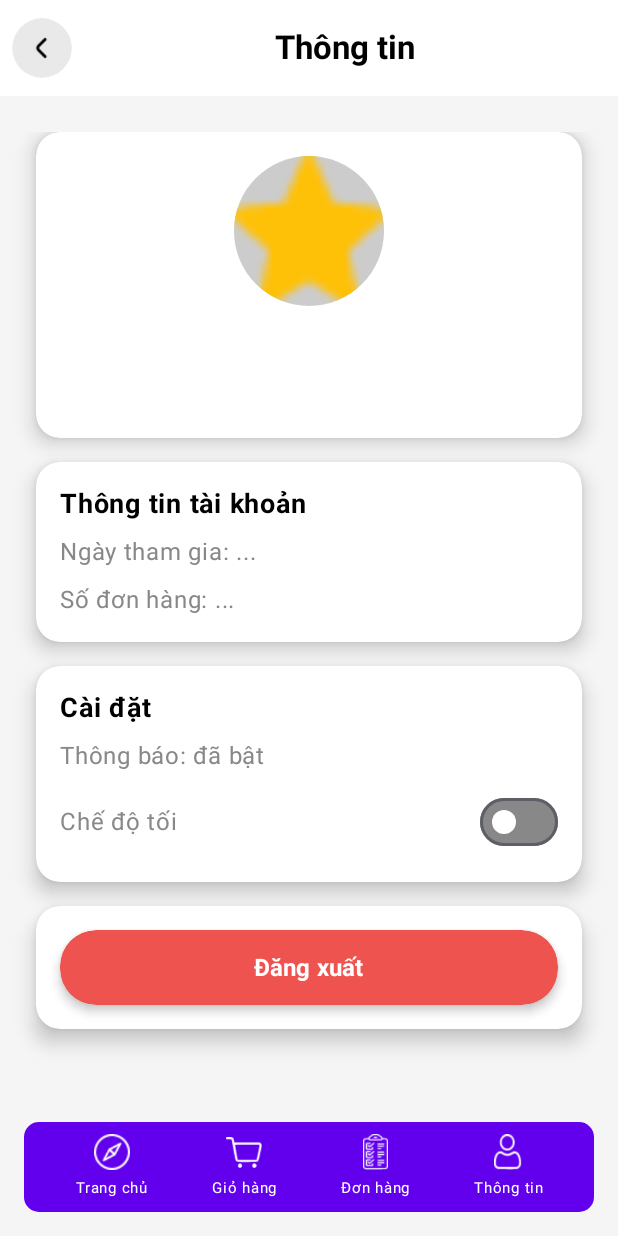
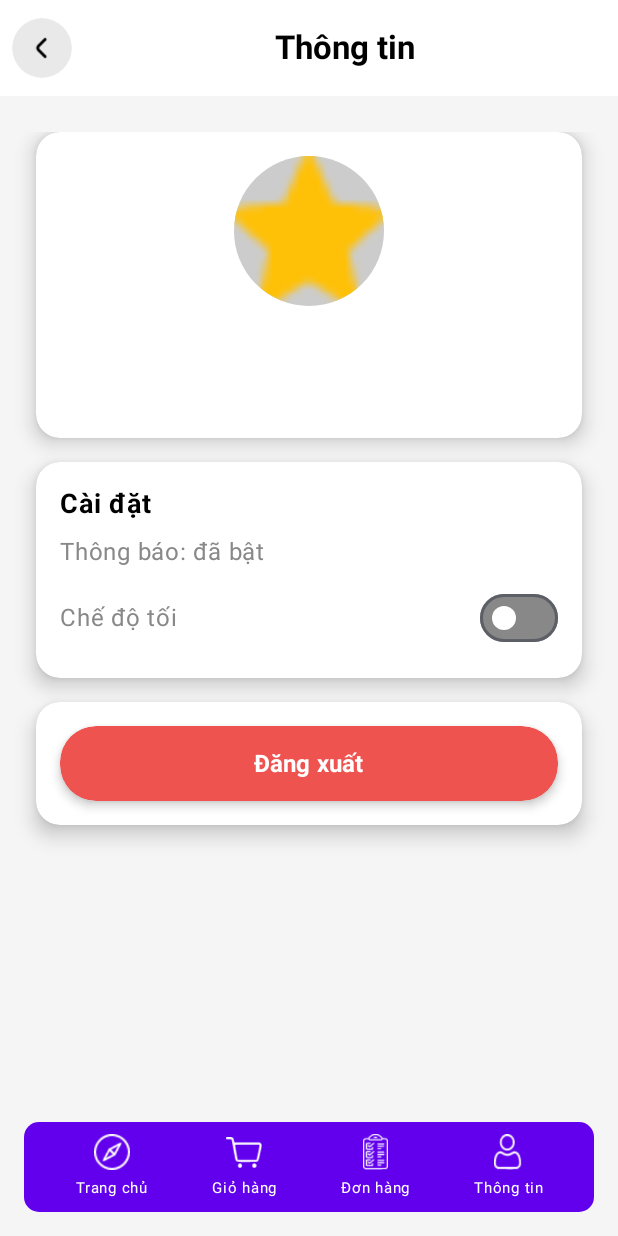
Before and after one commit to NgoCongTuyen/APPBANLAPTOP, an Android app built with Jetpack Compose: the ProfileActivity screen opened directly, with no data from a screen before it, on a phone screen of 412 x 824 dp. Run offline under Robolectric (Android 15) with nearby library versions, the phone set to English and light mode, and no system bars; our stand-ins replace Firebase (no records; nobody signed in at launch, a user with empty details on screens opened directly); pictures from the network do not load.

Commit message:
bỏ chức năng thừa

```diff
--- a/app/src/main/java/com/example/appbanlaptop/Activity/ProfileActivity.kt
+++ b/app/src/main/java/com/example/appbanlaptop/Activity/ProfileActivity.kt
@@ -238,52 +238,52 @@ fun ProfileScreen(
             }
 
             // Card 2: Thông tin bổ sung (ngày tham gia, số đơn hàng)
-            item {
-                Card(
-                    modifier = Modifier
-                        .fillMaxWidth()
-                        .wrapContentHeight()
-                        .shadow(8.dp, shape = RoundedCornerShape(16.dp)),
-                    shape = RoundedCornerShape(16.dp),
-                    colors = CardDefaults.cardColors(
-                        containerColor = if (isDarkMode) Color(0xFF1E1E1E) else Color.White
-                    )
-                ) {
-                    Column(
-                        modifier = Modifier
-                            .fillMaxWidth()
-                            .padding(16.dp),
-                        horizontalAlignment = Alignment.Start
-                    ) {
-                        Text(
-                            text = "Thông tin tài khoản",
-                            fontSize = 18.sp,
-                            fontWeight = FontWeight.Bold,
-                            color = if (isDarkMode) Color.White else Color.Black
-                        )
-                        Spacer(modifier = Modifier.height(8.dp))
-
-                        createdAt.value?.let { timestamp ->
-                            Text(
-                                text = "Ngày tham gia: ${SimpleDateFormat("dd/MM/yyyy").format(Date(timestamp))}",
-                                fontSize = 16.sp,
-                                color = if (isDarkMode) Color.LightGray else Color.Gray
-                            )
-                        } ?: Text(
-                            text = "Ngày tham gia: ...",
-                            fontSize = 16.sp,
-                            color = if (isDarkMode) Color.LightGray else Color.Gray
-                        )
-                        Spacer(modifier = Modifier.height(8.dp))
-
-                        Text(
-                            text = "Số đơn hàng: ...",
-                            fontSize = 16.sp,
-                            color = if (isDarkMode) Color.LightGray else Color.Gray
-                        )
-                    }
-                }
-            }
+//            item {
+//                Card(
+//                    modifier = Modifier
+//                        .fillMaxWidth()
+//                        .wrapContentHeight()
+//                        .shadow(8.dp, shape = RoundedCornerShape(16.dp)),
+//                    shape = RoundedCornerShape(16.dp),
+//                    colors = CardDefaults.cardColors(
+//                        containerColor = if (isDarkMode) Color(0xFF1E1E1E) else Color.White
+//                    )
+//                ) {
+//                    Column(
+//                        modifier = Modifier
+//                            .fillMaxWidth()
+//                            .padding(16.dp),
+//                        horizontalAlignment = Alignment.Start
+//                    ) {
+//                        Text(
+//                            text = "Thông tin tài khoản",
+//                            fontSize = 18.sp,
+//                            fontWeight = FontWeight.Bold,
+//                            color = if (isDarkMode) Color.White else Color.Black
+//                        )
+//                        Spacer(modifier = Modifier.height(8.dp))
+//
+//                        createdAt.value?.let { timestamp ->
+//                            Text(
+//                                text = "Ngày tham gia: ${SimpleDateFormat("dd/MM/yyyy").format(Date(timestamp))}",
+//                                fontSize = 16.sp,
+//                                color = if (isDarkMode) Color.LightGray else Color.Gray
+//                            )
+//                        } ?: Text(
+//                            text = "Ngày tham gia: ...",
+//                            fontSize = 16.sp,
+//                            color = if (isDarkMode) Color.LightGray else Color.Gray
+//                        )
+//                        Spacer(modifier = Modifier.height(8.dp))
+//
+//                        Text(
+//                            text = "Số đơn hàng: ...",
+//                            fontSize = 16.sp,
+//                            color = if (isDarkMode) Color.LightGray else Color.Gray
+//                        )
+//                    }
+//                }
+//            }
 
             // Card 3: Cài đặt (bao gồm nút chuyển dark/light mode)
             item {
--- a/app/src/main/java/com/example/appbanlaptop/payment/PaymentActivity.kt
+++ b/app/src/main/java/com/example/appbanlaptop/payment/PaymentActivity.kt
@@ -729,9 +729,9 @@ fun PaymentMethod() {
         )
         Spacer(modifier = Modifier.height(12.dp))
         PaymentOption("Thanh toán khi nhận hàng", selectedMethod == "Thanh toán khi nhận hàng") { selectedMethod = "Thanh toán khi nhận hàng" }
-        PaymentOption("Thẻ tín dụng", selectedMethod == "Thẻ tín dụng") { selectedMethod = "Thẻ tín dụng" }
-        PaymentOption("Ví Momo", selectedMethod == "Ví Momo") { selectedMethod = "Ví Momo" }
-        PaymentOption("ZaloPay", selectedMethod == "ZaloPay") { selectedMethod = "ZaloPay" }
+//        PaymentOption("Thẻ tín dụng", selectedMethod == "Thẻ tín dụng") { selectedMethod = "Thẻ tín dụng" }
+//        PaymentOption("Ví Momo", selectedMethod == "Ví Momo") { selectedMethod = "Ví Momo" }
+//        PaymentOption("ZaloPay", selectedMethod == "ZaloPay") { selectedMethod = "ZaloPay" }
     }
 }
 
```
Also changed, not shown: app/src/main/java/com/example/appbanlaptop/Activity/DetailsItemsActivity.kt (+31 -32 lines), app/src/main/java/com/example/appbanlaptop/Activity/LoginScreen.kt (+40 -17 lines).
